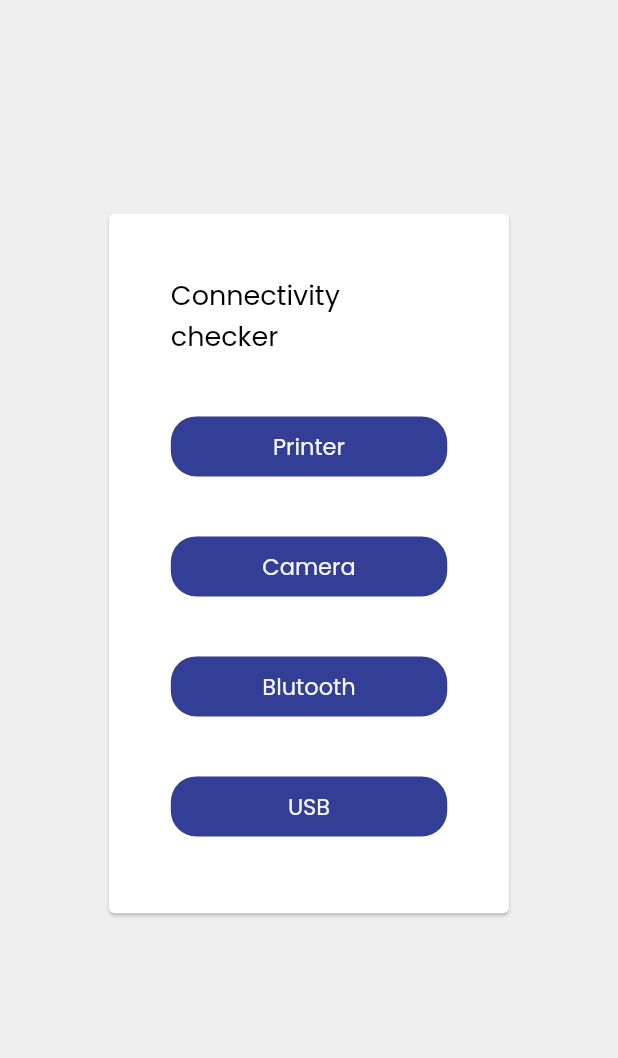
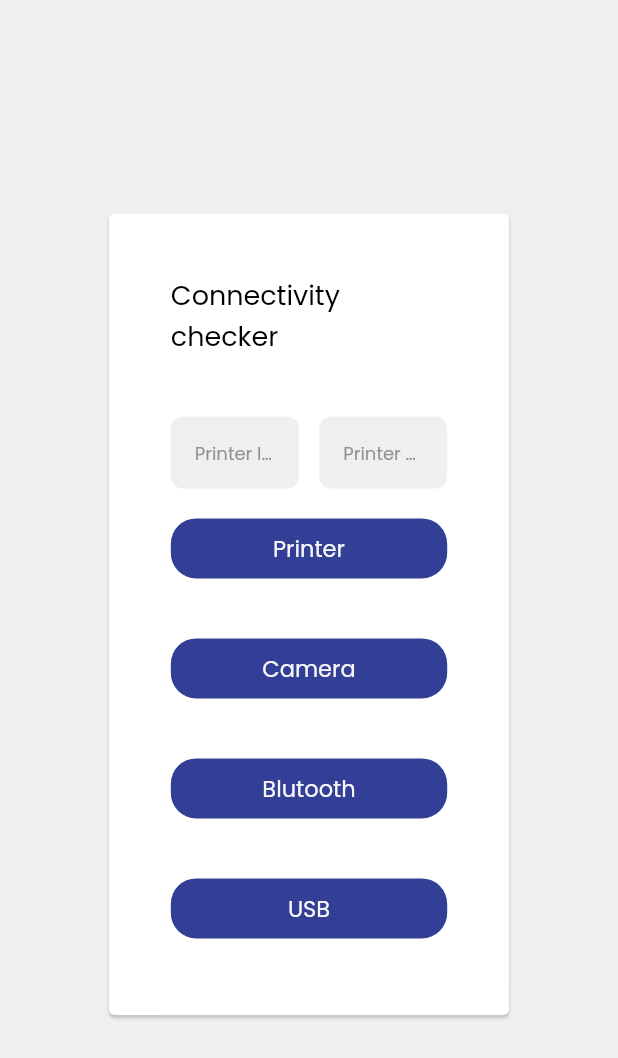
Before and after one commit to hebaashraf21/external_device_connectivity_checker, a Flutter app: the screen it shows after launch, on a phone screen of 412 x 824 dp. Shown: the top 1058 px of the screen. Run offline on Flutter 3.47's test engine with Material 2 defaults, Android fonts, the light colour scheme and no system bars; our stand-ins replace camera, hexcolor; missing offline and left inert: flutter_reactive_ble, usb_serial.

Commit message:
(add): printer ip address & printer port text fields

```diff
--- a/lib/main.dart
+++ b/lib/main.dart
@@ -30,7 +30,7 @@ class MyApp extends StatelessWidget {
             scaffoldBackgroundColor: HexColor("#EFEFEF"),
             primarySwatch: Colors.blue,
           ),
-          home: const HomeScreen(),
+          home: HomeScreen(),
         ));
   }
 }
--- a/lib/views/screens/home_screen.dart
+++ b/lib/views/screens/home_screen.dart
@@ -3,8 +3,11 @@ import 'package:flutter/material.dart';
 import 'package:hexcolor/hexcolor.dart';
 import 'package:provider/provider.dart';
 
+// ignore: must_be_immutable
 class HomeScreen extends StatelessWidget {
-  const HomeScreen({super.key});
+  HomeScreen({super.key});
+  var ipAddressController = TextEditingController();
+  var portController = TextEditingController();
 
   @override
   Widget build(BuildContext context) {
@@ -52,13 +55,107 @@ class HomeScreen extends StatelessWidget {
                             const SizedBox(
                               height: 40,
                             ),
+                            Padding(
+                              padding: const EdgeInsets.all(0),
+                              child: Row(
+                                children: [
+                                  Flexible(
+                                    flex: 1,
+                                    child: Container(
+                                      height: 48,
+                                      width: double.infinity,
+                                      decoration: BoxDecoration(
+                                        borderRadius:
+                                            BorderRadius.circular(8.0),
+                                        color: HexColor("#EFEFEF"),
+                                      ),
+                                      child: TextFormField(
+                                        validator: (val) {
+                                          if (val!.isEmpty) {
+                                            return 'Please enter printer IP Address';
+                                          } else {
+                                            return null;
+                                          }
+                                        },
+                                        cursorColor: Colors.black,
+                                        controller: ipAddressController,
+                                        keyboardType: TextInputType.number,
+                                        decoration: InputDecoration(
+                                            errorStyle: const TextStyle(
+                                                fontFamily: 'poppins',
+                                                fontSize: 10,
+                                                fontWeight: FontWeight.w400,
+                                                color: Colors.red),
+                                            contentPadding:
+                                                const EdgeInsets.symmetric(
+                                                    vertical: 10.4,
+                                                    horizontal: 16),
+                                            border: InputBorder.none,
+                                            hintText: 'Printer IP address',
+                                            hintStyle: TextStyle(
+                                                fontFamily: 'poppins',
+                                                fontSize: 12,
+                                                fontWeight: FontWeight.w400,
+                                                color: HexColor("#939094"))),
+                                      ),
+                                    ),
+                                  ),
+                                  SizedBox(
+                                    width: screenWidth / 30,
+                                  ),
+                                  Flexible(
+                                    flex: 1,
+                                    child: Container(
+                                      height: 48,
+                                      width: double.infinity,
+                                      decoration: BoxDecoration(
+                                        borderRadius:
+                                            BorderRadius.circular(8.0),
+                                        color: HexColor("#EFEFEF"),
+                                      ),
+                                      child: TextFormField(
+                                        validator: (val) {
+                                          if (val!.isEmpty) {
+                                            return 'Please enter printer port';
+                                          } else {
+                                            return null;
+                                          }
+                                        },
+                                        cursorColor: Colors.black,
+                                        controller: portController,
+                                        keyboardType: TextInputType.number,
+                                        decoration: InputDecoration(
+                                            errorStyle: const TextStyle(
+                                                fontFamily: 'poppins',
+                                                fontSize: 10,
+                                                fontWeight: FontWeight.w400,
+                                                color: Colors.red),
+                                            contentPadding:
+                                                const EdgeInsets.symmetric(
+                                                    vertical: 10.4,
+                                                    horizontal: 16),
+                                            border: InputBorder.none,
+                                            hintText: 'Printer port',
+                                            hintStyle: TextStyle(
+                                                fontFamily: 'poppins',
+                                                fontSize: 12,
+                                                fontWeight: FontWeight.w400,
+                                                color: HexColor("#939094"))),
+                                      ),
+                                    ),
+                                  )
+                                ],
+                              ),
+                            ),
+                            const SizedBox(height: 20),
                             SizedBox(
                               height: 40,
                               width: double.infinity,
                               child: ElevatedButton(
                                 onPressed: () {
                                   value.checkPrinterConnection(
-                                      "printerIpAddress", 123);
+                                      ipAddressController.text,
+                                      int.parse(portController.text));
                                 },
                                 style: ElevatedButton.styleFrom(
                                   elevation: 0,
```
